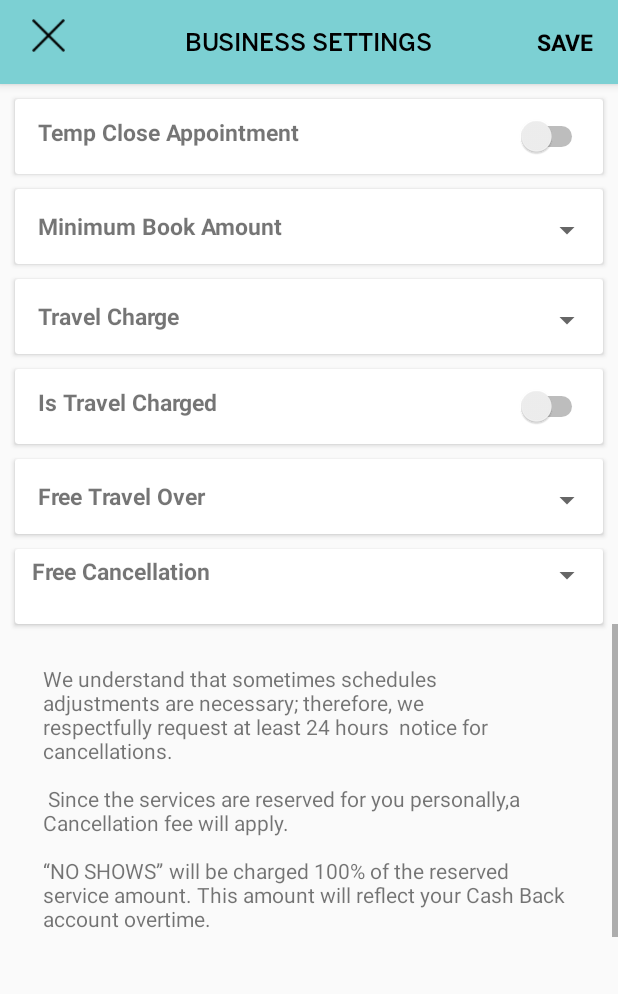
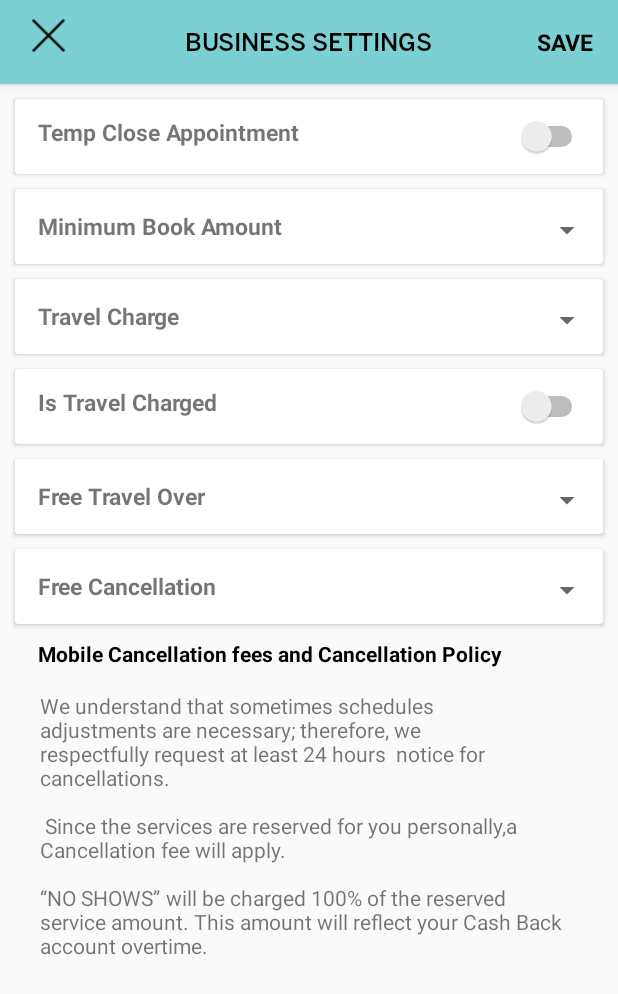
Before and after one commit to kaaxhiftaj/Salonidm, an Android app: the fragment BusinessFragment placed in its activity, on a phone screen of 412 x 824 dp. Shown: the top 994 px of the screen. Run offline under Robolectric (Android 15) with nearby library versions, the phone set to English and light mode, and no system bars; our stand-ins replace ButterKnife, Volley; libraries missing offline, so code that uses them is left out: com.jaredrummler.materialspinner; plain views replace MaterialSpinner; network calls fail; Roboto replaces fonts that are not available here; 6 statements that could not run were skipped.

Commit message:
updated business setting

```diff
--- a/app/src/main/res/layout/fragment_business.xml
+++ b/app/src/main/res/layout/fragment_business.xml
@@ -4,7 +4,15 @@
     android:layout_height="match_parent"
     android:orientation="vertical"
     tools:context="com.techease.salonidm.ui.fragments.BusinessFragment">
+    <ScrollView
+        android:layout_width="match_parent"
+        android:layout_height="wrap_content"
+        >
 
+        <LinearLayout
+            android:layout_width="match_parent"
+            android:layout_height="match_parent"
+            android:orientation="vertical">
 
     <android.support.v7.widget.CardView
         android:layout_width="match_parent"
@@ -72,9 +80,9 @@
 
             <com.jaredrummler.materialspinner.MaterialSpinner
                 android:id="@+id/min_book_appoint"
-                android:layout_width="wrap_content"
+                android:layout_width="150dp"
                 android:layout_height="wrap_content"
-                android:layout_marginLeft="50sp"
+                android:layout_marginLeft="10sp"
                 android:layout_marginTop="5dp"
                 android:layout_weight=".5"
                 android:paddingLeft="15dp"
@@ -120,7 +128,7 @@
                 android:layout_weight=".5"
                 android:hint="Active"
                 android:paddingLeft="15dp"
-                android:textSize="15dp"
+                android:textSize="16dp"
                 android:textStyle="bold" />
 
         </LinearLayout>
@@ -211,53 +219,60 @@
         android:layout_marginRight="10dp"
         android:layout_marginTop="10dp">
 
-        <RelativeLayout
+        <LinearLayout
             android:layout_width="match_parent"
-            android:layout_height="wrap_content">
+            android:layout_height="wrap_content"
+            android:layout_gravity="center"
+            android:orientation="horizontal"
+            android:weightSum="2">
 
             <TextView
                 android:layout_width="wrap_content"
                 android:layout_height="wrap_content"
-                android:layout_alignParentStart="true"
-                android:layout_centerVertical="true"
                 android:layout_gravity="center"
-                android:layout_marginLeft="10sp"
-                android:layout_marginStart="11dp"
-                android:maxLines="1"
-                android:text="Free Cancellation "
+                android:layout_marginLeft="15dp"
+                android:layout_weight="1.5"
+                android:text="Free Cancellation"
                 android:textSize="15dp"
                 android:textStyle="bold" />
 
             <com.jaredrummler.materialspinner.MaterialSpinner
                 android:id="@+id/free_cancelation"
-                android:layout_width="200sp"
+                android:layout_width="150dp"
                 android:layout_height="wrap_content"
-                android:layout_alignParentRight="true"
-                android:layout_marginLeft="50sp"
+                android:layout_marginLeft="10sp"
                 android:layout_marginTop="5dp"
-                android:hint="Active"
+                android:layout_weight=".5"
                 android:paddingLeft="15dp"
-                android:textSize="15dp"
+                android:textSize="16dp"
                 android:textStyle="bold" />
 
-        </RelativeLayout>
+        </LinearLayout>
     </android.support.v7.widget.CardView>
 
-    <ScrollView
+    <TextView
         android:layout_width="wrap_content"
-        android:layout_height="wrap_content">
+        android:layout_height="wrap_content"
+        android:layout_gravity="left"
+        android:layout_marginTop="10sp"
+        android:layout_marginLeft="25sp"
+        android:textColor="#000000"
+        android:gravity="left"
+        android:textStyle="bold"
+        android:text="Mobile Cancellation fees and Cancellation Policy"/>
+
         <TextView
             android:layout_width="wrap_content"
             android:layout_height="wrap_content"
             android:layout_gravity="center"
-            android:layout_marginTop="10sp"
-            android:padding="12sp"
+            android:layout_marginTop="5sp"
+            android:padding="10sp"
             android:layout_marginLeft="15sp"
             android:layout_marginRight="12sp"
             android:text="We understand that sometimes schedules\nadjustments are necessary; therefore, we\nrespectfully request at least 24 hours  notice for cancellations.\n\n
 Since the services are reserved for you personally,a Cancellation fee will apply.\n\n“NO SHOWS” will be charged
 100% of the reserved\nservice amount. This amount will reflect your Cash Back account overtime." />
-
+        </LinearLayout>
     </ScrollView>
 
 
```
